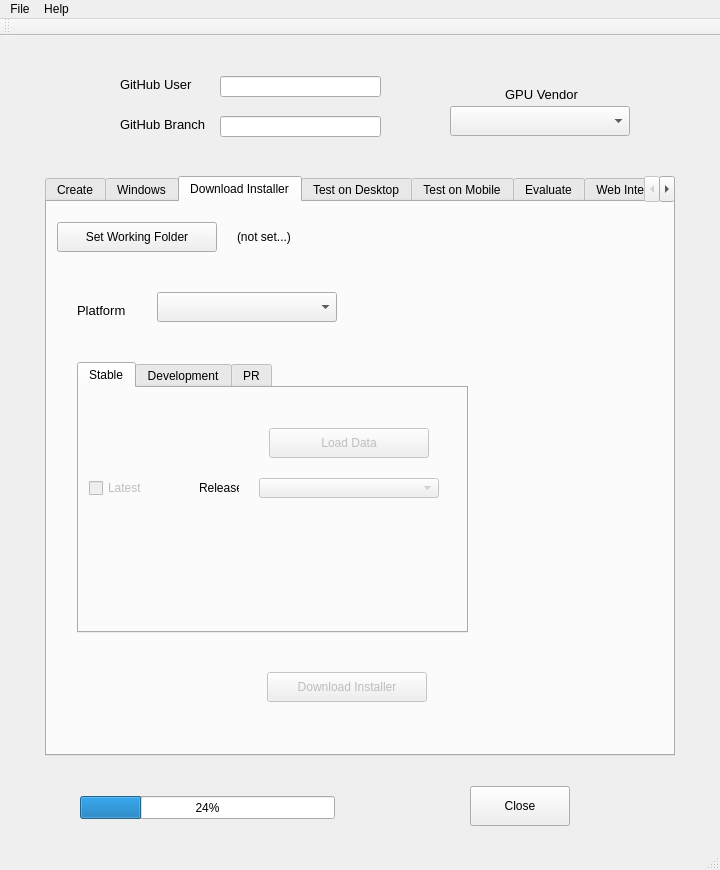
First picture: the form in tools/nitpick/ui/Nitpick.ui, repository NissimHadar/hifi, before the edit.
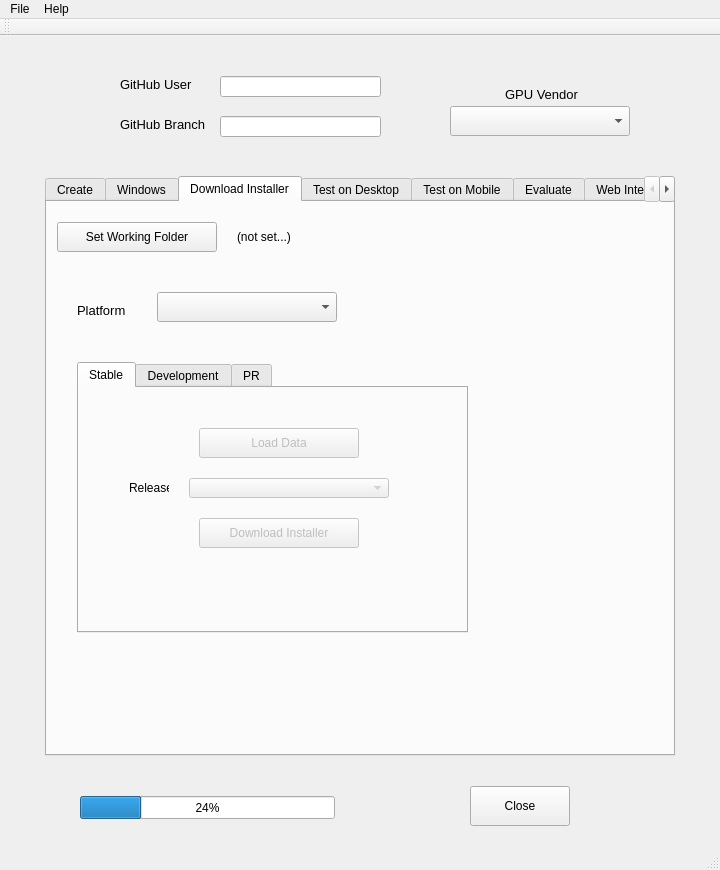
Second picture: the form after the edit. The open tabs and pages were chosen to show the change.

Commit message: Populates stable and development combos.

```diff
--- a/tools/nitpick/ui/Nitpick.ui
+++ b/tools/nitpick/ui/Nitpick.ui
@@ -241,26 +241,10 @@
        <attribute name="title">
         <string>Stable</string>
        </attribute>
-       <widget class="QCheckBox" name="latestStableCheckBox">
-        <property name="enabled">
-         <bool>false</bool>
-        </property>
-        <property name="geometry">
-         <rect>
-          <x>10</x>
-          <y>90</y>
-          <width>70</width>
-          <height>20</height>
-         </rect>
-        </property>
-        <property name="text">
-         <string>Latest</string>
-        </property>
-       </widget>
        <widget class="QLabel" name="workingFolderLabel_8">
         <property name="geometry">
          <rect>
-          <x>120</x>
+          <x>50</x>
           <y>90</y>
           <width>40</width>
           <height>20</height>
@@ -276,15 +260,15 @@
         </property>
         <property name="geometry">
          <rect>
-          <x>180</x>
+          <x>110</x>
           <y>90</y>
-          <width>180</width>
+          <width>200</width>
           <height>20</height>
          </rect>
         </property>
         <property name="font">
          <font>
-          <pointsize>14</pointsize>
+          <pointsize>10</pointsize>
          </font>
         </property>
        </widget>
@@ -294,7 +278,7 @@
         </property>
         <property name="geometry">
          <rect>
-          <x>190</x>
+          <x>120</x>
           <y>40</y>
           <width>160</width>
           <height>30</height>
@@ -304,6 +288,22 @@
          <string>Load Data</string>
         </property>
        </widget>
+       <widget class="QPushButton" name="downloadInstallerStablePushbutton">
+        <property name="enabled">
+         <bool>false</bool>
+        </property>
+        <property name="geometry">
+         <rect>
+          <x>120</x>
+          <y>130</y>
+          <width>160</width>
+          <height>30</height>
+         </rect>
+        </property>
+        <property name="text">
+         <string>Download Installer</string>
+        </property>
+       </widget>
       </widget>
       <widget class="QWidget" name="tab_9">
        <attribute name="title">
@@ -452,22 +452,6 @@
        <string>Set Working Folder</string>
       </property>
      </widget>
-     <widget class="QPushButton" name="downloadInstallerPushbutton">
-      <property name="enabled">
-       <bool>false</bool>
-      </property>
-      <property name="geometry">
-       <rect>
-        <x>220</x>
-        <y>470</y>
-        <width>160</width>
-        <height>30</height>
-       </rect>
-      </property>
-      <property name="text">
-       <string>Download Installer</string>
-      </property>
-     </widget>
     </widget>
     <widget class="QWidget" name="tab">
      <attribute name="title">
```
Left out of the diff: 66 changed lines with no effect on the pictures. The commit also changes 4 other files.
